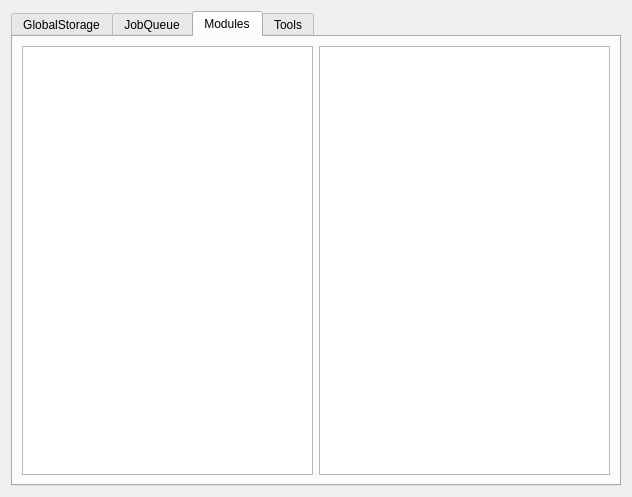
Old version of the form src/libcalamaresui/utils/DebugWindow.ui in the repository tanglu-org/calamares.
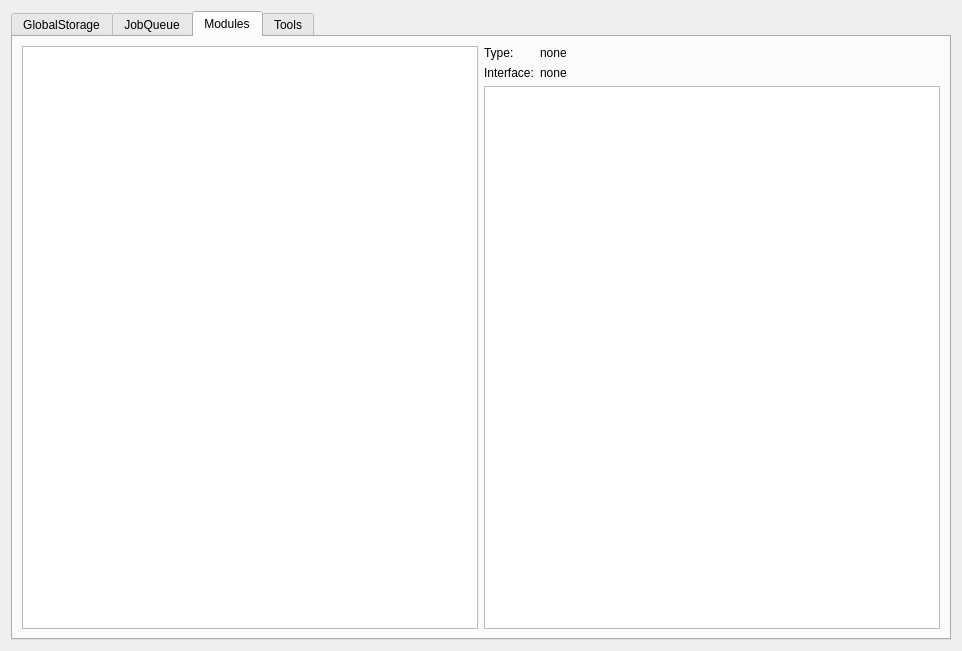
New version of the form. The open tabs and pages were chosen to show the change.

```diff
--- a/src/libcalamaresui/utils/DebugWindow.ui
+++ b/src/libcalamaresui/utils/DebugWindow.ui
@@ -6,8 +6,8 @@
    <rect>
     <x>0</x>
     <y>0</y>
-    <width>632</width>
-    <height>497</height>
+    <width>962</width>
+    <height>651</height>
    </rect>
   </property>
   <property name="windowTitle">
@@ -48,7 +48,43 @@
         <widget class="QListView" name="modulesListView"/>
        </item>
        <item>
-        <widget class="QTreeView" name="moduleConfigView"/>
+        <layout class="QVBoxLayout" name="modulesVerticalLayout">
+         <item>
+          <layout class="QFormLayout" name="formLayout">
+           <item row="0" column="0">
+            <widget class="QLabel" name="label">
+             <property name="text">
+              <string>Type:</string>
+             </property>
+            </widget>
+           </item>
+           <item row="0" column="1">
+            <widget class="QLabel" name="moduleTypeLabel">
+             <property name="text">
+              <string>none</string>
+             </property>
+            </widget>
+           </item>
+           <item row="1" column="0">
+            <widget class="QLabel" name="label_2">
+             <property name="text">
+              <string>Interface:</string>
+             </property>
+            </widget>
+           </item>
+           <item row="1" column="1">
+            <widget class="QLabel" name="moduleInterfaceLabel">
+             <property name="text">
+              <string>none</string>
+             </property>
+            </widget>
+           </item>
+          </layout>
+         </item>
+         <item>
+          <widget class="QTreeView" name="moduleConfigView"/>
+         </item>
+        </layout>
        </item>
       </layout>
      </widget>
```
Left out of the diff: 2 changed lines with no effect on the pictures.
